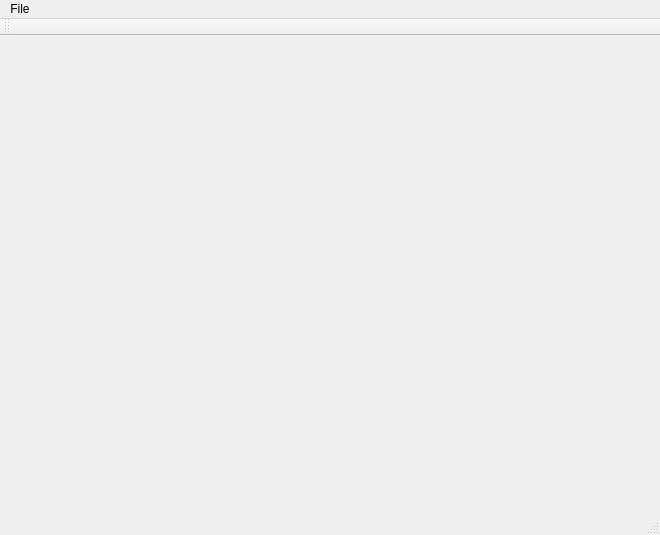
Before: the Qt Designer form Project/NISpeculum/GUI/SpeculumGUI.ui in mariojgpinto/Thesis, drawn with Qt 5.
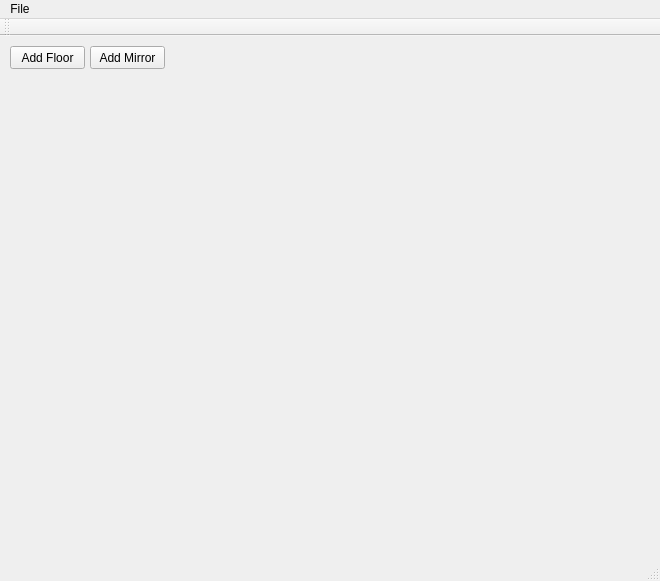
After: the same form once the commit is applied.

Patch:
```diff
--- a/Project/NISpeculum/GUI/SpeculumGUI.ui
+++ b/Project/NISpeculum/GUI/SpeculumGUI.ui
@@ -7,7 +7,7 @@
     <x>0</x>
     <y>0</y>
     <width>660</width>
-    <height>535</height>
+    <height>581</height>
    </rect>
   </property>
   <property name="windowTitle">
@@ -18,12 +18,38 @@
     <property name="geometry">
      <rect>
       <x>10</x>
-      <y>10</y>
+      <y>40</y>
       <width>640</width>
       <height>480</height>
      </rect>
     </property>
    </widget>
+   <widget class="QPushButton" name="_main_pushButton_add_floor">
+    <property name="geometry">
+     <rect>
+      <x>10</x>
+      <y>10</y>
+      <width>75</width>
+      <height>23</height>
+     </rect>
+    </property>
+    <property name="text">
+     <string>Add Floor</string>
+    </property>
+   </widget>
+   <widget class="QPushButton" name="_main_pushButton_add_mirror">
+    <property name="geometry">
+     <rect>
+      <x>90</x>
+      <y>10</y>
+      <width>75</width>
+      <height>23</height>
+     </rect>
+    </property>
+    <property name="text">
+     <string>Add Mirror</string>
+    </property>
+   </widget>
   </widget>
   <widget class="QMenuBar" name="menuBar">
    <property name="geometry">
```
Left out of the diff: 13 changed lines with no effect on the pictures.
